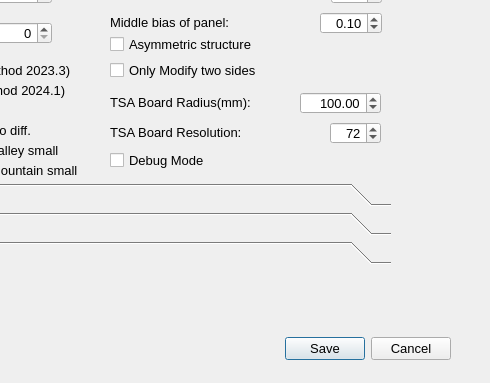
Sepkimmy-YPW/PyGamicV2, file gui/pref_window.ui: the form before one commit; both pictures show x 310 to 800 and y 217 to 600 of the 800 by 600 pixel window.
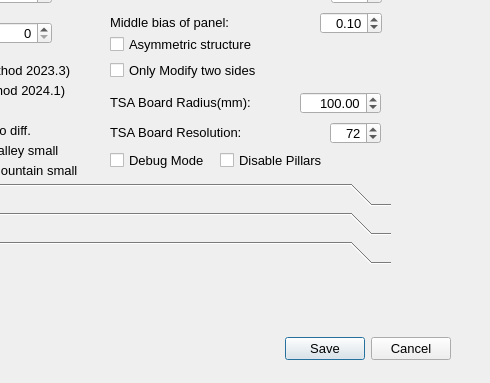
The form after the commit.

```diff
--- a/gui/pref_window.ui
+++ b/gui/pref_window.ui
@@ -517,7 +517,7 @@
       <rect>
        <x>340</x>
        <y>260</y>
-       <width>261</width>
+       <width>101</width>
        <height>16</height>
       </rect>
      </property>
@@ -635,6 +635,22 @@
       <bool>false</bool>
      </property>
     </widget>
+    <widget class="QCheckBox" name="checkBox_disable_pillars">
+     <property name="geometry">
+      <rect>
+       <x>450</x>
+       <y>260</y>
+       <width>151</width>
+       <height>16</height>
+      </rect>
+     </property>
+     <property name="text">
+      <string>Disable Pillars</string>
+     </property>
+     <property name="checked">
+      <bool>false</bool>
+     </property>
+    </widget>
    </widget>
    <widget class="QWidget" name="view_setting">
     <property name="geometry">
```
Left out of the diff: 4 changed lines with no effect on the pictures.
